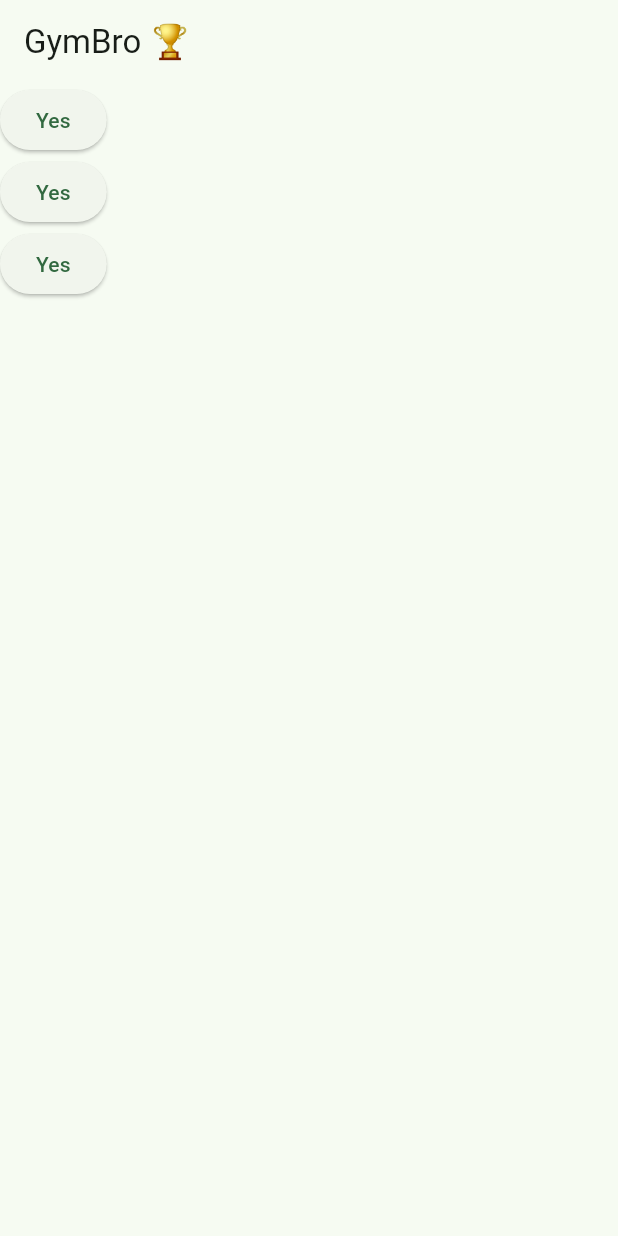
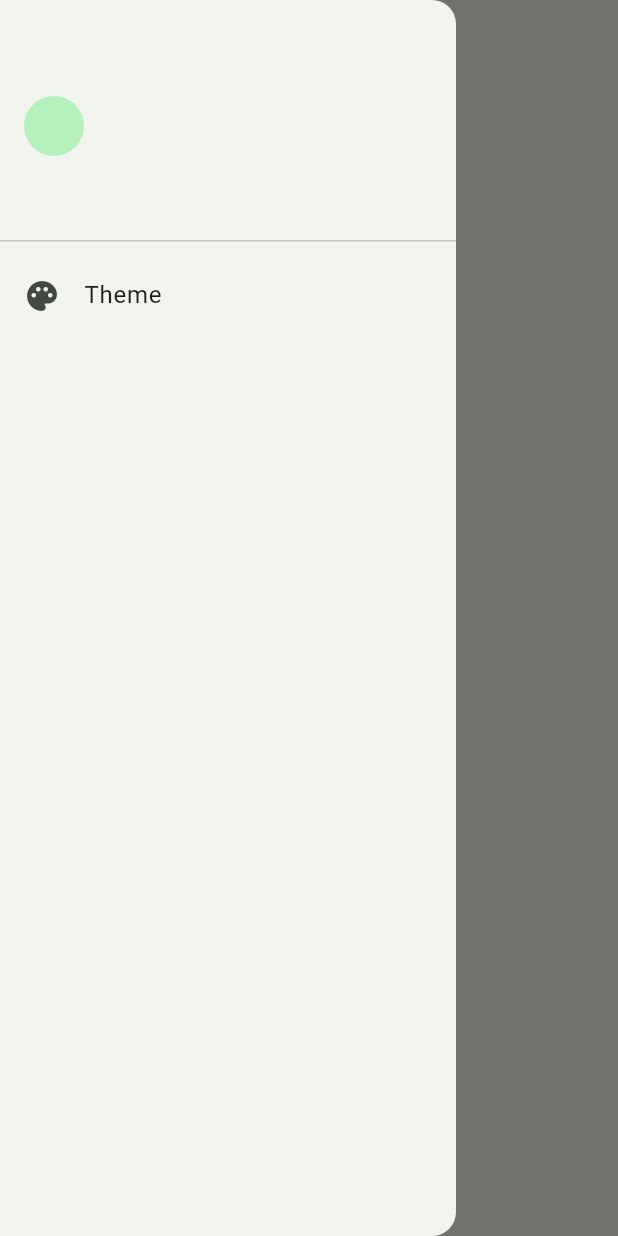
Before and after one commit to Alessandro-Alino/gymbro, a Flutter app: the screen it shows after launch, with the side drawer open (before the commit the screen has no drawer), on a phone screen of 412 x 824 dp. Run offline on Flutter 3.47's test engine with Material 3 defaults, Android fonts, the phone set to English and light mode, and no system bars; our stand-ins replace flutter_bloc, go_router, shared_preferences; generated files the repository leaves out were written again.

Commit message:
Base Widget for Init Flutter App

```diff
--- a/lib/app.dart
+++ b/lib/app.dart
@@ -1,7 +1,6 @@
 import 'package:flutter/material.dart';
-import 'package:flutter_bloc/flutter_bloc.dart';
 import 'package:gymbro/config/l10n/app_local.dart';
-import 'package:gymbro/config/theme/cubit/theme_cubit.dart';
+import 'package:gymbro/widget/app_drawer.dart';
 
 class StartApp extends StatelessWidget {
   const StartApp({super.key});
@@ -9,29 +8,13 @@ class StartApp extends StatelessWidget {
   @override
   Widget build(BuildContext context) {
     return Scaffold(
+      drawer: const AppDrawer(),
       appBar: AppBar(
         title: Text(context.ltr.title_app),
       ),
-      body: Column(children: [
-        ElevatedButton(
-          onPressed: () {
-            context.read<ThemeCubit>().setTheme(ThemeMode.light);
-          },
-          child: Text(context.ltr.yes),
-        ),
-        ElevatedButton(
-          onPressed: () {
-            context.read<ThemeCubit>().setTheme(ThemeMode.dark);
-          },
-          child: Text(context.ltr.yes),
-        ),
-        ElevatedButton(
-          onPressed: () {
-            context.read<ThemeCubit>().setTheme(ThemeMode.system);
-          },
-          child: Text(context.ltr.yes),
-        ),
-      ]),
+      body: Center(
+        child: Text(context.ltr.title_app),
+      ),
     );
   }
 }
--- a/lib/config/l10n/app_en.arb
+++ b/lib/config/l10n/app_en.arb
@@ -3,6 +3,8 @@
   "title_app":"GymBro 🏆",
   "yes":"Yes",
   "no":"No",
+  "theme": "Theme",
+  "select_theme": "Select Theme",
   "login":"Login",
   "logout":"Logout",
   "add":"Add",
--- a/lib/config/l10n/app_it.arb
+++ b/lib/config/l10n/app_it.arb
@@ -3,6 +3,8 @@
   "title_app":"GymBro 🏆",
   "yes":"Si",
   "no":"No",
+  "theme": "Tema",
+  "select_theme": "Seleziona Tema",
   "login":"Login",
   "logout":"Logout",
   "add":"Aggiungi",
--- /dev/null
+++ b/lib/widget/app_drawer.dart
@@ -0,0 +1,40 @@
+import 'package:flutter/material.dart';
+import 'package:go_router/go_router.dart';
+import 'package:gymbro/config/l10n/app_local.dart';
+import 'package:gymbro/widget/theme_dialog.dart';
+
+class AppDrawer extends StatelessWidget {
+  const AppDrawer({super.key});
+
+  @override
+  Widget build(BuildContext context) {
+    return Drawer(
+      child: Column(
+        children: [
+          // Header
+          const DrawerHeader(
+            child: Row(
+              children: [
+                CircleAvatar(),
+              ],
+            ),
+          ),
+          // Body
+          ListTile(
+            onTap: () {
+              context.pop();
+              showDialog(
+                context: context,
+                builder: (context) {
+                  return const ThemeDialog();
+                },
+              );
+            },
+            leading: const Icon(Icons.palette),
+            title: Text(context.ltr.theme),
+          ),
+        ],
+      ),
+    );
+  }
+}
```
Also changed, not shown: lib/widget/theme_dialog.dart (added, +92 -0 lines).
